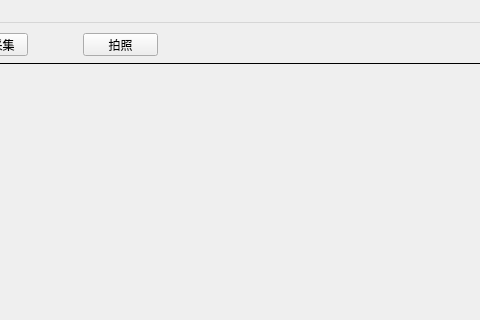
The window that src/ConstMicroDistanceSystem.ui (Maplefsnow/ConstMicroDistanceSystem) describes before a commit, drawn with Qt 5; both pictures show x 397 to 877 and y 0 to 320 of the 1367 by 856 pixel window.
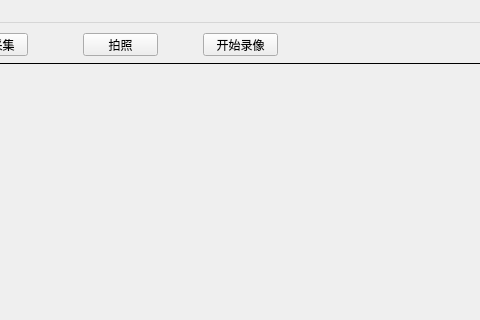
The same window after the commit.

Commit message: [update] add take photo and record video

Patch:
```diff
--- a/src/ConstMicroDistanceSystem.ui
+++ b/src/ConstMicroDistanceSystem.ui
@@ -371,6 +371,19 @@
      <string>拍照</string>
     </property>
    </widget>
+   <widget class="QPushButton" name="pushButton_switchRecord">
+    <property name="geometry">
+     <rect>
+      <x>600</x>
+      <y>10</y>
+      <width>75</width>
+      <height>23</height>
+     </rect>
+    </property>
+    <property name="text">
+     <string>开始录像</string>
+    </property>
+   </widget>
   </widget>
   <widget class="QStatusBar" name="statusBar">
    <property name="sizeGripEnabled">
```
Left out of the diff: 34 changed lines with no effect on the pictures. The commit also changes 10 other files.
